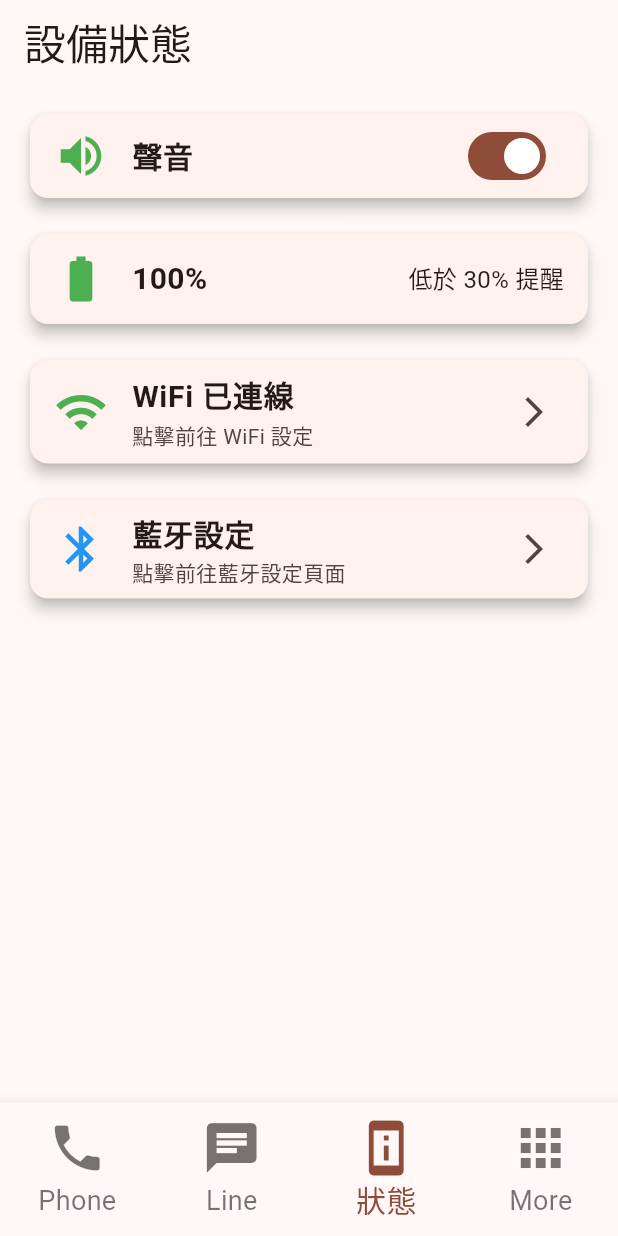
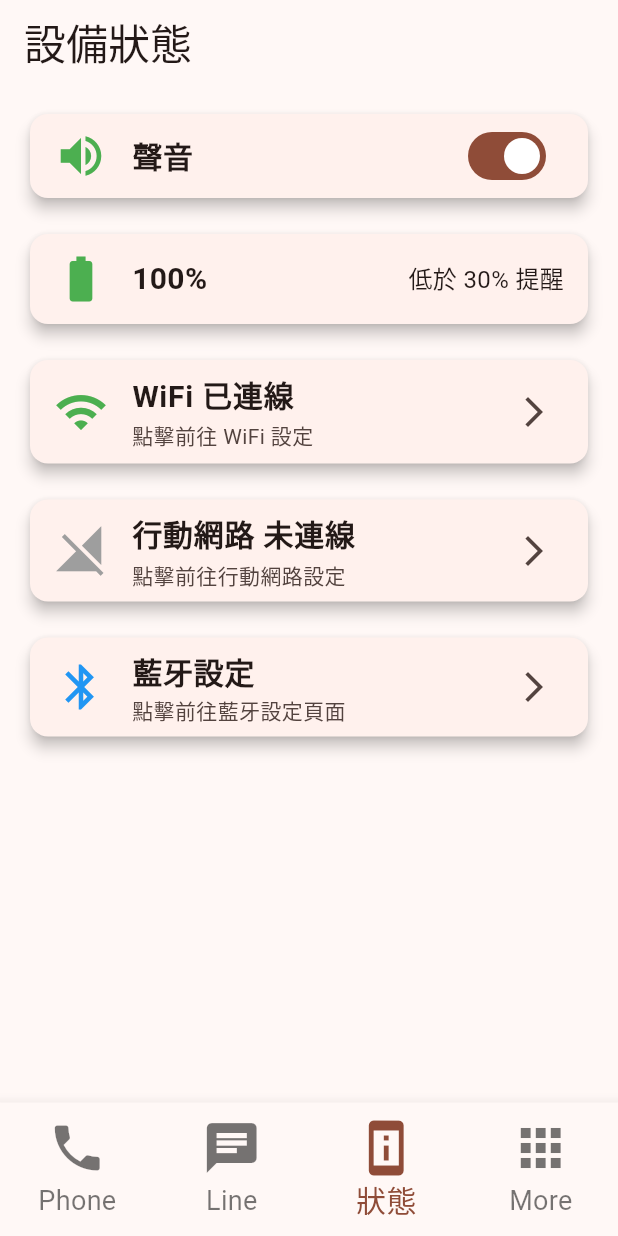
Before and after one commit to chaosnote/wayfarer, a Flutter app: the screen it shows after launch, item 3 of the bottom bar chosen, on a phone screen of 412 x 824 dp. Run offline on Flutter 3.47's test engine with Material 3 defaults, Android fonts, the phone set to English and light mode, and no system bars; our stand-ins replace audioplayers, battery_plus, connectivity_plus, file_picker, flutter_contacts, flutter_local_notifications and 2 more; missing offline and left inert: android_intent_plus, flutter_background_service, flutter_sound.

Commit message:
增加行動網路設置

```diff
--- a/lib/pages/device_status_page.dart
+++ b/lib/pages/device_status_page.dart
@@ -133,6 +133,7 @@ class _DeviceStatusPageState extends State<DeviceStatusPage> with WidgetsBinding
   }
 
   bool get _isWifiConnected => _connectionStatus.contains(ConnectivityResult.wifi);
+  bool get _isMobileConnected => _connectionStatus.contains(ConnectivityResult.mobile);
 
   Future<void> _openWifiSettings() async {
     // 平台防呆機制
@@ -176,6 +177,26 @@ class _DeviceStatusPageState extends State<DeviceStatusPage> with WidgetsBinding
     }
   }
 
+  Future<void> _openMobileSettings() async {
+    // 平台防呆機制
+    if (kIsWeb || defaultTargetPlatform != TargetPlatform.android) {
+      if (mounted) {
+        ScaffoldMessenger.of(context).showSnackBar(const SnackBar(content: Text('此功能僅支援 Android 設備')));
+      }
+      return;
+    }
+
+    // 呼叫 Android 原生的行動網路/電信業者設定頁面
+    const AndroidIntent intent = AndroidIntent(action: 'android.settings.NETWORK_OPERATOR_SETTINGS');
+    try {
+      await intent.launch();
+    } catch (e) {
+      if (mounted) {
+        ScaffoldMessenger.of(context).showSnackBar(SnackBar(content: Text('無法開啟行動網路設定: $e')));
+      }
+    }
+  }
+
   // --- 畫面構建 ---
   @override
   Widget build(BuildContext context) {
@@ -197,6 +218,8 @@ class _DeviceStatusPageState extends State<DeviceStatusPage> with WidgetsBinding
               _buildBatteryCard(),
               const SizedBox(height: 16),
               _buildWifiCard(),
+              const SizedBox(height: 16),
+              _buildMobileCard(),
               const SizedBox(height: 16),
               _buildBluetoothCard(),
             ],
@@ -266,6 +289,27 @@ class _DeviceStatusPageState extends State<DeviceStatusPage> with WidgetsBinding
     );
   }
 
+  Widget _buildMobileCard() {
+    return Card(
+      elevation: 4,
+      shape: RoundedRectangleBorder(borderRadius: BorderRadius.circular(12)),
+      child: ListTile(
+        leading: Icon(
+          _isMobileConnected ? Icons.cell_tower : Icons.signal_cellular_off,
+          size: 36,
+          color: _isMobileConnected ? Colors.green : Colors.grey,
+        ),
+        title: Text(
+          _isMobileConnected ? '行動網路 已連線' : '行動網路 未連線',
+          style: const TextStyle(fontSize: 20, fontWeight: FontWeight.bold),
+        ),
+        subtitle: const Text('點擊前往行動網路設定'),
+        trailing: const Icon(Icons.arrow_forward_ios),
+        onTap: _openMobileSettings,
+      ),
+    );
+  }
+
   Widget _buildBluetoothCard() {
     return Card(
       elevation: 4,
```
